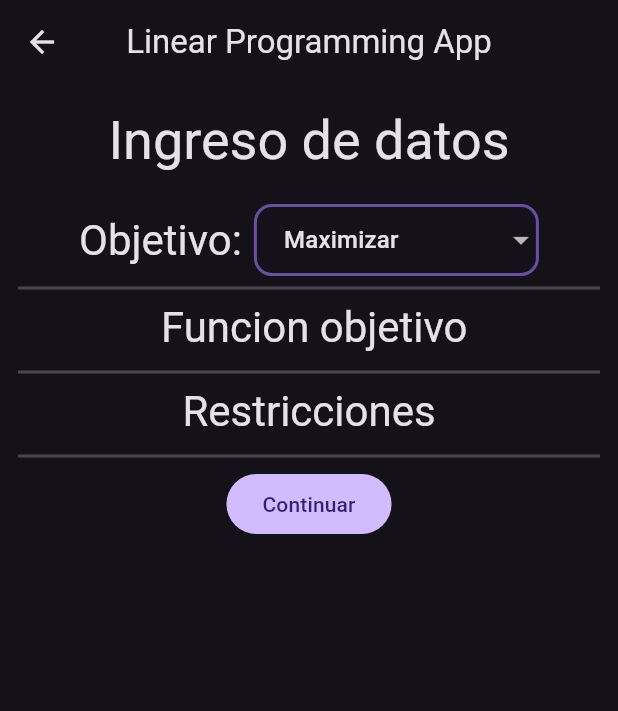
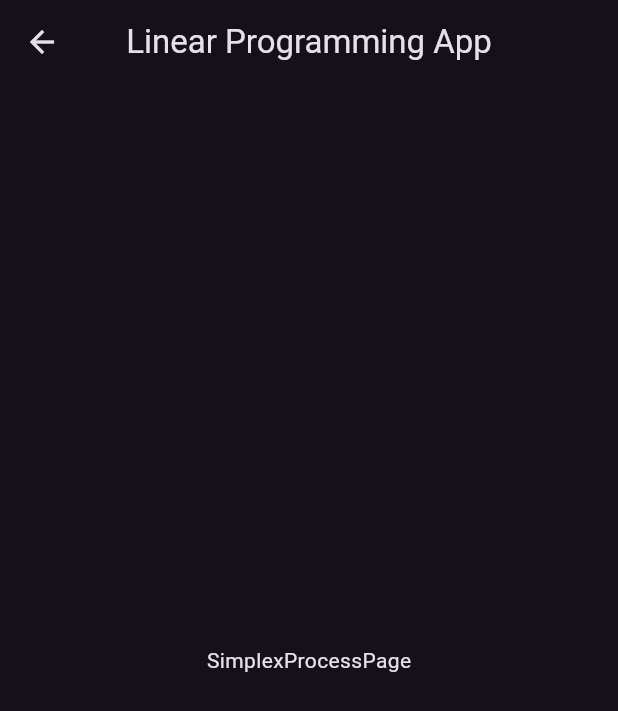
Before and after one commit to OppositeDragon/linearprogrammingapp, a Flutter app: the DataEntryPage screen opened by its route, after a tap on "Continuar", on a phone screen of 412 x 824 dp. Shown: the top 711 px of the screen. Run offline on Flutter 3.47's test engine with Material 2 defaults, Android fonts, the phone set to English and light mode, and no system bars; our stand-ins replace appwrite, flutter_riverpod, freezed_annotation, go_router, hive_flutter, riverpod_annotation; missing offline and left inert: flutter_math_fork, window_location_href; accounts and stored records are empty; generated files the repository leaves out were written again.

Commit message:
LPOR-21 - Vertical scroll added for dataEntry inside dialog. Corner radius is smaller on this dialog. After contraints other have been filled up . Empty pages have been created, to show results.

```diff
--- a/lib/pages/data_entry_page.dart
+++ b/lib/pages/data_entry_page.dart
@@ -2,12 +2,14 @@ import 'package:flutter/material.dart';
 import 'package:flutter/services.dart';
 import 'package:flutter_math_fork/flutter_math.dart';
 import 'package:flutter_riverpod/flutter_riverpod.dart';
+import 'package:go_router/go_router.dart';
 import 'package:linearprogrammingapp/constants/numeric.dart';
 import 'package:linearprogrammingapp/widgets/textfield_widget.dart';
 
 import '../constants/enums.dart';
 import '../controllers/data_entry_controller.dart';
 import '../widgets/dropdown_button_widget.dart';
+
 class DataEntryPage extends ConsumerStatefulWidget {
   const DataEntryPage({super.key});
 
@@ -64,7 +66,7 @@ class _DataEntryPageState extends ConsumerState<DataEntryPage> {
                   ],
                 ),
               ),
-              const SliverToBoxAdapter(child: Divider(height: spaceXL, thickness: 2)),
+              const SliverToBoxAdapter(child: Divider(height: spaceXXXL, thickness: 2)),
               SliverToBoxAdapter(
                 child: Column(
                   children: [
@@ -116,7 +118,7 @@ class _DataEntryPageState extends ConsumerState<DataEntryPage> {
                   ],
                 ),
               ),
-              const SliverToBoxAdapter(child: Divider(height: spaceXL, thickness: 2)),
+              const SliverToBoxAdapter(child: Divider(height: spaceXXXL, thickness: 2)),
               SliverToBoxAdapter(
                 child: Column(
                   children: [
@@ -171,8 +173,6 @@ class _DataEntryPageState extends ConsumerState<DataEntryPage> {
                                               ],
                                             ),
                                           ),
-
-
                                           const SizedBox(width: spaceS),
                                           Math.tex(' x_{${j + 1}} ',
                                               textStyle: textTheme.bodySmall?.copyWith(fontSize: 25)),
@@ -239,19 +239,33 @@ class _DataEntryPageState extends ConsumerState<DataEntryPage> {
                   ],
                 ),
               ),
-              const SliverToBoxAdapter(child: Divider(height: spaceXL, thickness: 2)),
+              const SliverToBoxAdapter(child: Divider(height: spaceXXXL, thickness: 2)),
               SliverToBoxAdapter(
                 child: Center(
                   child: FilledButton(
                     onPressed: () {
                       if (formKey.currentState!.validate()) {
                         formKey.currentState!.save();
+                        switch (ref.read(processControllerProvider)) {
+                          case ProcessTypes.algebraic:
+                            context.goNamed('algebraic-process');
+                            break;
+                          case ProcessTypes.graphic:
+                            context.goNamed('graphic-process');
+                            break;
+                          case ProcessTypes.simplex:
+                            context.goNamed('simplex-process');
+                            break;
+                          default:
+                            throw UnsupportedError('Process type not supported');
+                        }
                       }
                     },
                     child: const Text('Continuar'),
                   ),
                 ),
               ),
+              const SliverToBoxAdapter(child: SizedBox(height: spaceL)),
             ],
           ),
         ),
--- a/lib/pages/home_page.dart
+++ b/lib/pages/home_page.dart
@@ -13,6 +13,7 @@ class HomePage extends ConsumerWidget {
     showDataEntryDialog() => showDialog(
           context: context,
           builder: (context) => const Dialog(
+            shape: RoundedRectangleBorder(borderRadius: BorderRadius.all(Radius.circular(spaceXL))),
             child: DataSizeEntryWidget(),
           ),
         );
--- /dev/null
+++ b/lib/pages/process_simplex_page.dart
@@ -0,0 +1,16 @@
+import 'package:flutter/material.dart';
+import 'package:flutter_riverpod/flutter_riverpod.dart';
+
+class SimplexProcessPage extends ConsumerWidget {
+  const SimplexProcessPage({super.key});
+
+  @override
+  Widget build(BuildContext context, WidgetRef ref) {
+    return Scaffold(
+        appBar: AppBar(
+          title: const Text('Linear Programming App'),
+          centerTitle: true,
+        ),
+        body: const Center(child: Text('SimplexProcessPage')));
+  }
+}
--- a/lib/widgets/data_size_entry.dart
+++ b/lib/widgets/data_size_entry.dart
@@ -68,6 +68,7 @@ class _DataSizeEntryWidgetState extends ConsumerState<DataSizeEntryWidget> {
         maxHeight: 300,
       ),
       child: Center(
+        child: SingleChildScrollView(
           child: Padding(
             padding: const EdgeInsets.all(spaceL),
             child: Form(
@@ -138,6 +139,7 @@ class _DataSizeEntryWidgetState extends ConsumerState<DataSizeEntryWidget> {
             ),
           ),
         ),
+      ),
     );
   }
 }
```
Also changed, not shown: lib/controllers/router_controller.dart (+20 -0 lines), lib/pages/process_algebraic_page.dart (added, +16 -0 lines), lib/pages/process_graphic_page.dart (added, +16 -0 lines), lib/controllers/router_controller.g.dart. Lines whose indentation alone changed are shown as unchanged.
